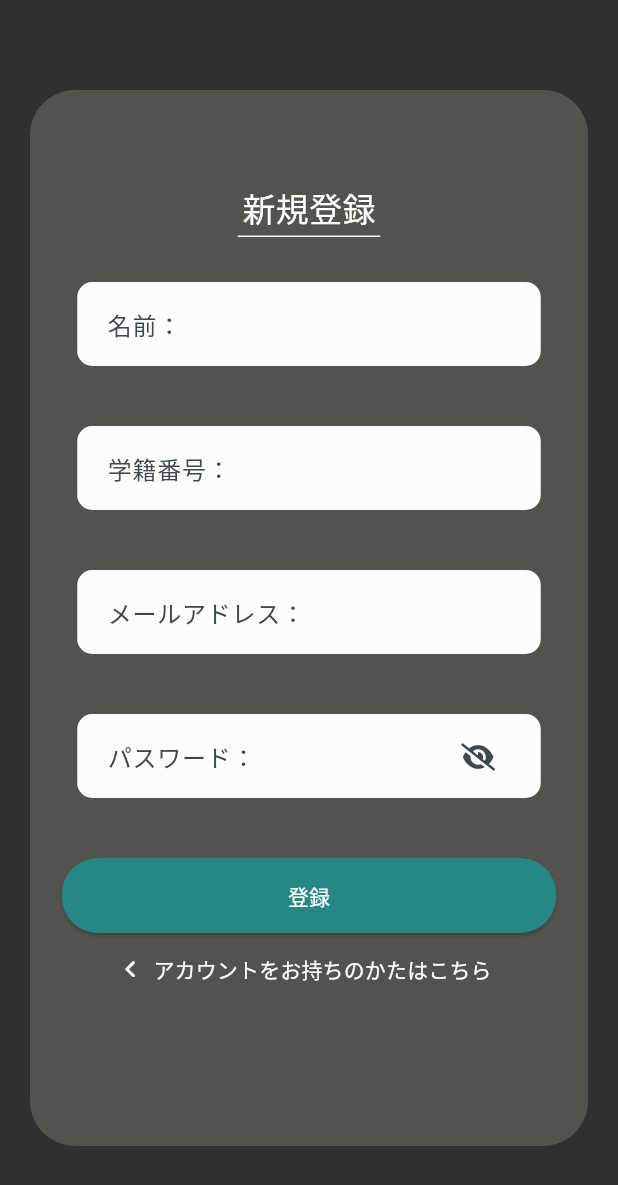
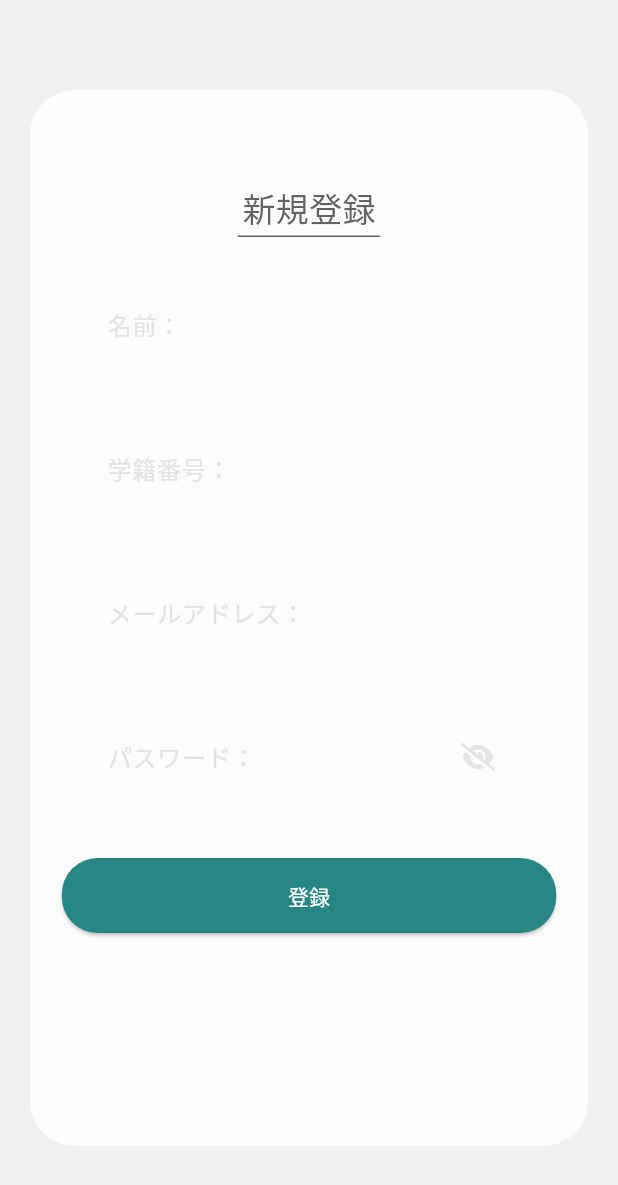
Before and after one commit to Fuuma0000/smart_handagote, a Flutter app: the SignUpPage screen opened directly, on a phone screen of 412 x 824 dp. Shown: the top 1185 px of the screen. Run offline on Flutter 3.47's test engine with Material 3 defaults, Android fonts, the phone set to English and light mode, and no system bars; our stand-ins replace animated_notch_bottom_bar, cloud_firestore, firebase_auth, firebase_core, firebase_messaging, flutter_blue_plus and 3 more; accounts and stored records are empty.

Commit message:
feat: 新規登録ページをライトモードに対応

```diff
--- a/lib/view/sign_up_page.dart
+++ b/lib/view/sign_up_page.dart
@@ -113,7 +113,7 @@ class _SignUpPageState extends State<SignUpPage> {
   Widget build(BuildContext context) {
     return Scaffold(
       resizeToAvoidBottomInset: false,
-      backgroundColor: Constant.black,
+      backgroundColor: Theme.of(context).colorScheme.background,
       body: SafeArea(
         child: Center(
           child: Padding(
@@ -121,7 +121,7 @@ class _SignUpPageState extends State<SignUpPage> {
             child: Container(
               decoration: BoxDecoration(
                 borderRadius: BorderRadius.circular(30),
-                color: Constant.darkGray,
+                color: Theme.of(context).colorScheme.onBackground,
               ),
               child: Center(
                 child: Column(
@@ -130,13 +130,16 @@ class _SignUpPageState extends State<SignUpPage> {
                     Container(
                       margin: const EdgeInsets.only(bottom: 30.0),
                       padding: const EdgeInsets.all(3.0),
-                      decoration: const BoxDecoration(
-                        border: Border(bottom: BorderSide(color: Colors.white)),
+                      decoration: BoxDecoration(
+                        border: Border(
+                            bottom: BorderSide(
+                                color:
+                                    Theme.of(context).colorScheme.secondary)),
                       ),
-                      child: const Text('新規登録',
+                      child: Text('新規登録',
                           style: TextStyle(
                             fontSize: 22,
-                            color: Colors.white,
+                            color: Theme.of(context).colorScheme.secondary,
                           )),
                     ),
                     // 名前
@@ -226,6 +229,7 @@ class _SignUpPageState extends State<SignUpPage> {
                             ? FontAwesomeIcons.solidEye
                             : FontAwesomeIcons.solidEyeSlash,
                         size: 18,
+                        color: Theme.of(context).colorScheme.primary,
                       ),
                       onPressed: () {
                         setState(() {
@@ -235,6 +239,9 @@ class _SignUpPageState extends State<SignUpPage> {
                     )
                   : null,
               labelText: hintText,
+              labelStyle: TextStyle(
+                color: Theme.of(context).colorScheme.primary,
+              ),
               border: InputBorder.none,
             ),
           ),
```
